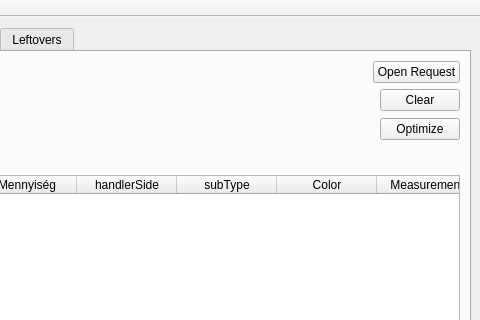
First picture: the form in view/MainWindow.ui, repository horvathzoltan/cutplannerpro, before the edit; both pictures show x 544 to 1024 and y 0 to 320 of the 1024 by 666 pixel window.
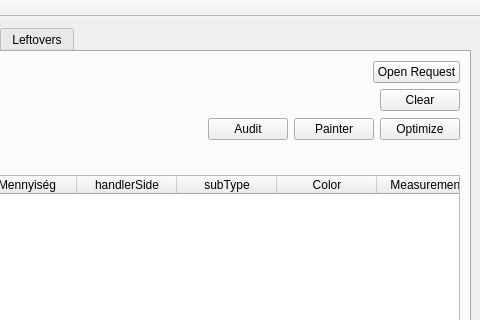
Second picture: the form after the edit. The open tabs and pages were chosen to show the change.

Patch:
```diff
--- a/view/MainWindow.ui
+++ b/view/MainWindow.ui
@@ -185,6 +185,20 @@
               </property>
              </spacer>
             </item>
+            <item>
+             <widget class="QPushButton" name="btn_Audit">
+              <property name="text">
+               <string>Audit</string>
+              </property>
+             </widget>
+            </item>
+            <item>
+             <widget class="QPushButton" name="btn_Painter">
+              <property name="text">
+               <string>Painter</string>
+              </property>
+             </widget>
+            </item>
             <item>
              <widget class="QPushButton" name="btn_Optimize">
               <property name="text">
```
Left out of the diff: 2 changed lines with no effect on the pictures.
